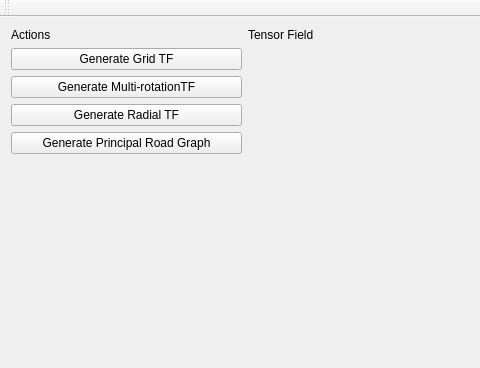
Old version of the form mainwindow.ui in the repository matthieuheitz/IPSM; both pictures show x 0 to 480 and y 0 to 368 of the 728 by 368 pixel window.
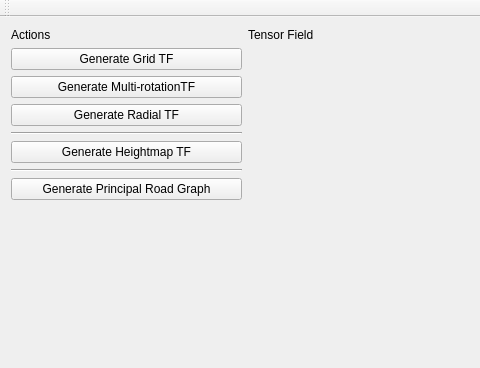
New version of the form.

Commit message:
ENH: Add button for field creation from heightmap
Use a dialog to choose the file

Patch:
```diff
--- a/mainwindow.ui
+++ b/mainwindow.ui
@@ -31,6 +31,34 @@
     </item>
     <item row="1" column="0">
      <layout class="QGridLayout" name="gridLayout_4">
+      <item row="2" column="0">
+       <widget class="QPushButton" name="buttonGenerateRadialTF">
+        <property name="text">
+         <string>Generate Radial TF</string>
+        </property>
+       </widget>
+      </item>
+      <item row="4" column="0">
+       <widget class="QPushButton" name="buttonGenerateHeightmapTF">
+        <property name="text">
+         <string>Generate Heightmap TF</string>
+        </property>
+       </widget>
+      </item>
+      <item row="6" column="0">
+       <widget class="QPushButton" name="buttonGeneratePrincipalRG">
+        <property name="text">
+         <string>Generate Principal Road Graph</string>
+        </property>
+       </widget>
+      </item>
+      <item row="5" column="0">
+       <widget class="Line" name="line">
+        <property name="orientation">
+         <enum>Qt::Horizontal</enum>
+        </property>
+       </widget>
+      </item>
       <item row="0" column="0">
        <widget class="QPushButton" name="buttonGenerateGridTF">
         <property name="text">
@@ -39,13 +67,13 @@
        </widget>
       </item>
       <item row="3" column="0">
-       <widget class="QPushButton" name="buttonGeneratePrincipalRG">
-        <property name="text">
-         <string>Generate Principal Road Graph</string>
+       <widget class="Line" name="line_2">
+        <property name="orientation">
+         <enum>Qt::Horizontal</enum>
         </property>
        </widget>
       </item>
-      <item row="4" column="0">
+      <item row="7" column="0">
        <spacer name="verticalSpacer">
         <property name="orientation">
          <enum>Qt::Vertical</enum>
@@ -65,13 +93,6 @@
         </property>
        </widget>
       </item>
-      <item row="2" column="0">
-       <widget class="QPushButton" name="buttonGenerateRadialTF">
-        <property name="text">
-         <string>Generate Radial TF</string>
-        </property>
-       </widget>
-      </item>
      </layout>
     </item>
     <item row="0" column="2">
```
The commit also changes 3 other files.
